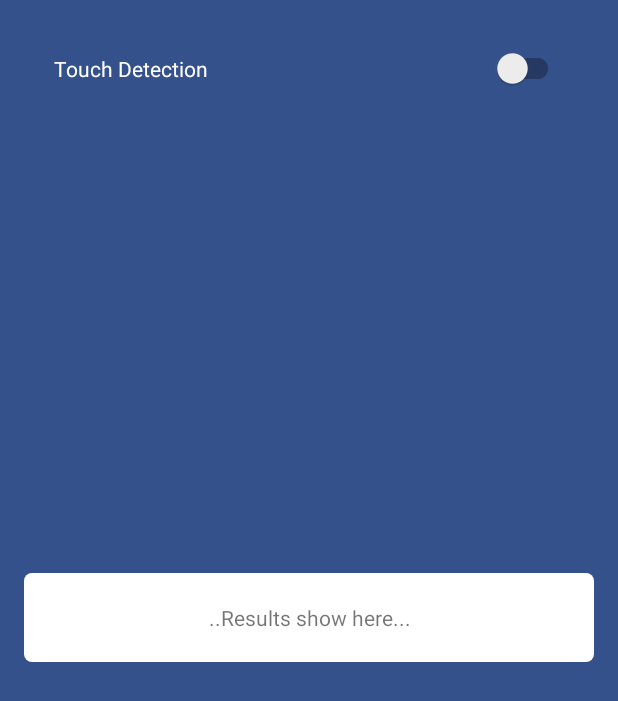
After one commit to nisrulz/sensey, an Android app: the TouchActivity screen opened directly, with no data from a screen before it, on a phone screen of 412 x 824 dp. The commit adds this screen. Shown: the top 701 px of the screen. Run offline under Robolectric (Android 15) with nearby library versions, the phone set to English and light mode, and no system bars.

Commit message:
[+] added new activity for touch detector [*] updated fling gesture detection with better detection [wip] scroll detection

```diff
--- /dev/null
+++ b/sample/src/main/java/com/github/nisrulz/senseysample/TouchActivity.java
@@ -0,0 +1,123 @@
+/*
+ * Copyright (C) 2016 Nishant Srivastava
+ *
+ * Licensed under the Apache License, Version 2.0 (the "License");
+ * you may not use this file except in compliance with the License.
+ * You may obtain a copy of the License at
+ *
+ *    http://www.apache.org/licenses/LICENSE-2.0
+ *
+ * Unless required by applicable law or agreed to in writing, software
+ * distributed under the License is distributed on an "AS IS" BASIS,
+ * WITHOUT WARRANTIES OR CONDITIONS OF ANY KIND, either express or implied.
+ * See the License for the specific language governing permissions and
+ * limitations under the License.
+ */
+
+package com.github.nisrulz.senseysample;
+
+import android.os.Bundle;
+import android.os.Handler;
+import android.support.v7.app.AppCompatActivity;
+import android.support.v7.widget.SwitchCompat;
+import android.util.Log;
+import android.view.MotionEvent;
+import android.widget.CompoundButton;
+import android.widget.TextView;
+import com.github.nisrulz.sensey.Sensey;
+import com.github.nisrulz.sensey.TouchTypeDetector;
+
+public class TouchActivity extends AppCompatActivity
+    implements CompoundButton.OnCheckedChangeListener {
+
+  private final String LOGTAG = getClass().getSimpleName();
+  private final boolean DEBUG = true;
+
+  private SwitchCompat swt6;
+  private TextView txt_result;
+
+  @Override protected void onCreate(Bundle savedInstanceState) {
+    super.onCreate(savedInstanceState);
+    setContentView(R.layout.activity_touch);
+
+    // Init Sensey
+    Sensey.getInstance().init(TouchActivity.this);
+
+    txt_result = (TextView) findViewById(R.id.textView_result);
+
+    swt6 = (SwitchCompat) findViewById(R.id.Switch6);
+    swt6.setOnCheckedChangeListener(this);
+    swt6.setChecked(false);
+  }
+
+  @Override public void onCheckedChanged(CompoundButton switchbtn, boolean isChecked) {
+    switch (switchbtn.getId()) {
+
+      case R.id.Switch6:
+        if (isChecked) {
+          Sensey.getInstance().startTouchTypeDetection(new TouchTypeDetector.TouchTypListener() {
+            @Override public void onDoubleTap() {
+              setResultTextView("Double Tap");
+            }
+
+            @Override public void onScroll(boolean scrollingTop) {
+
+              if (scrollingTop) {
+                setResultTextView("Scrolling Top");
+              } else {
+                setResultTextView("Scrolling Down");
+              }
+            }
+
+            @Override public void onSingleTap() {
+              setResultTextView("Single Tap");
+            }
+
+            @Override public void onSwipeLeft() {
+              setResultTextView("Swipe Left");
+            }
+
+            @Override public void onSwipeRight() {
+              setResultTextView("Swipe Right");
+            }
+
+            @Override public void onLongPress() {
+              setResultTextView("Long press");
+            }
+          });
+        } else {
+          Sensey.getInstance().stopTouchTypeDetection();
+        }
+        break;
+    }
+  }
+
+  @Override public boolean dispatchTouchEvent(MotionEvent event) {
+    // Setup onTouchEvent for detecting type of touch gesture
+    Sensey.getInstance().setupDispatchTouchEvent(event);
+    return super.dispatchTouchEvent(event);
+  }
+
+  @Override protected void onPause() {
+    super.onPause();
+
+    Sensey.getInstance().stopTouchTypeDetection();
+  }
+
+  private void setResultTextView(String text) {
+    if (txt_result != null) {
+      txt_result.setText(text);
+      resetResultInView(txt_result);
+      if (DEBUG) Log.i(LOGTAG, text);
+    }
+  }
+
+  private void resetResultInView(final TextView txt) {
+    Handler handler = new Handler();
+    handler.postDelayed(new Runnable() {
+      @Override public void run() {
+        txt.setText("..Results show here...");
+      }
+    }, 3000);
+  }
+}
--- /dev/null
+++ b/sample/src/main/res/layout/activity_touch.xml
@@ -0,0 +1,60 @@
+<?xml version="1.0" encoding="utf-8"?>
+<!--
+  ~ Copyright (C) 2016 Nishant Srivastava
+  ~
+  ~ Licensed under the Apache License, Version 2.0 (the "License");
+  ~ you may not use this file except in compliance with the License.
+  ~ You may obtain a copy of the License at
+  ~
+  ~    http://www.apache.org/licenses/LICENSE-2.0
+  ~
+  ~ Unless required by applicable law or agreed to in writing, software
+  ~ distributed under the License is distributed on an "AS IS" BASIS,
+  ~ WITHOUT WARRANTIES OR CONDITIONS OF ANY KIND, either express or implied.
+  ~ See the License for the specific language governing permissions and
+  ~ limitations under the License.
+  -->
+
+<RelativeLayout
+    xmlns:android="http://schemas.android.com/apk/res/android"
+    xmlns:tools="http://schemas.android.com/tools"
+    android:layout_width="match_parent"
+    android:layout_height="match_parent"
+    android:paddingBottom="@dimen/activity_vertical_margin"
+    android:paddingLeft="@dimen/activity_horizontal_margin"
+    android:paddingRight="@dimen/activity_horizontal_margin"
+    android:paddingTop="@dimen/activity_vertical_margin"
+    tools:context="com.github.nisrulz.senseysample.TouchActivity"
+    >
+
+
+  <TextView
+      android:id="@+id/textView_result"
+      android:layout_width="match_parent"
+      android:layout_height="wrap_content"
+      android:layout_alignParentLeft="true"
+      android:layout_alignParentStart="true"
+      android:layout_centerVertical="true"
+      android:background="@drawable/result_bg"
+      android:gravity="center"
+      android:padding="20dp"
+      android:text="..Results show here..."
+      />
+
+  <android.support.v7.widget.SwitchCompat
+      android:id="@+id/Switch6"
+      android:layout_width="match_parent"
+      android:layout_height="wrap_content"
+      android:layout_alignParentLeft="true"
+      android:layout_alignParentStart="true"
+      android:layout_alignParentTop="true"
+      android:background="@android:color/transparent"
+      android:button="@null"
+      android:padding="20dp"
+      android:text="@string/sixthGesture"
+      android:textColor="@color/icons"
+      android:textOff=""
+      android:textOn=""
+      />
+
+</RelativeLayout>
--- a/sample/src/main/res/values-w820dp/dimens.xml
+++ b/sample/src/main/res/values-w820dp/dimens.xml
@@ -15,8 +15,8 @@
   -->
 
 <resources>
-    <!-- Example customization of dimensions originally defined in res/values/dimens.xml
+  <!-- Example customization of dimensions originally defined in res/values/dimens.xml
          (such as screen margins) for screens with more than 820dp of available width. This
          would include 7" and 10" devices in landscape (~960dp and ~1280dp respectively). -->
-    <dimen name="activity_horizontal_margin">64dp</dimen>
+  <dimen name="activity_horizontal_margin">64dp</dimen>
 </resources>
--- a/sample/src/main/res/values/dimens.xml
+++ b/sample/src/main/res/values/dimens.xml
@@ -15,7 +15,7 @@
   -->
 
 <resources>
-    <!-- Default screen margins, per the Android Design guidelines. -->
-    <dimen name="activity_horizontal_margin">16dp</dimen>
-    <dimen name="activity_vertical_margin">16dp</dimen>
+  <!-- Default screen margins, per the Android Design guidelines. -->
+  <dimen name="activity_horizontal_margin">16dp</dimen>
+  <dimen name="activity_vertical_margin">16dp</dimen>
 </resources>
--- a/sample/src/main/res/values/styles.xml
+++ b/sample/src/main/res/values/styles.xml
@@ -29,6 +29,8 @@
      which is used to tint widgets -->
     <item name="colorAccent">@color/accent</item>
 
+    <item name="android:background">@color/primary</item>
+
   </style>
 
 </resources>
```
Also changed, not shown: library/src/main/java/com/github/nisrulz/sensey/TouchTypeDetector.java (+34 -39 lines), sample/src/main/AndroidManifest.xml (+7 -6 lines), sample/src/main/java/com/github/nisrulz/senseysample/MainActivity.java (+13 -52 lines), sample/src/main/res/layout/activity_main.xml (+4 -12 lines). Lines whose indentation alone changed are shown as unchanged.
